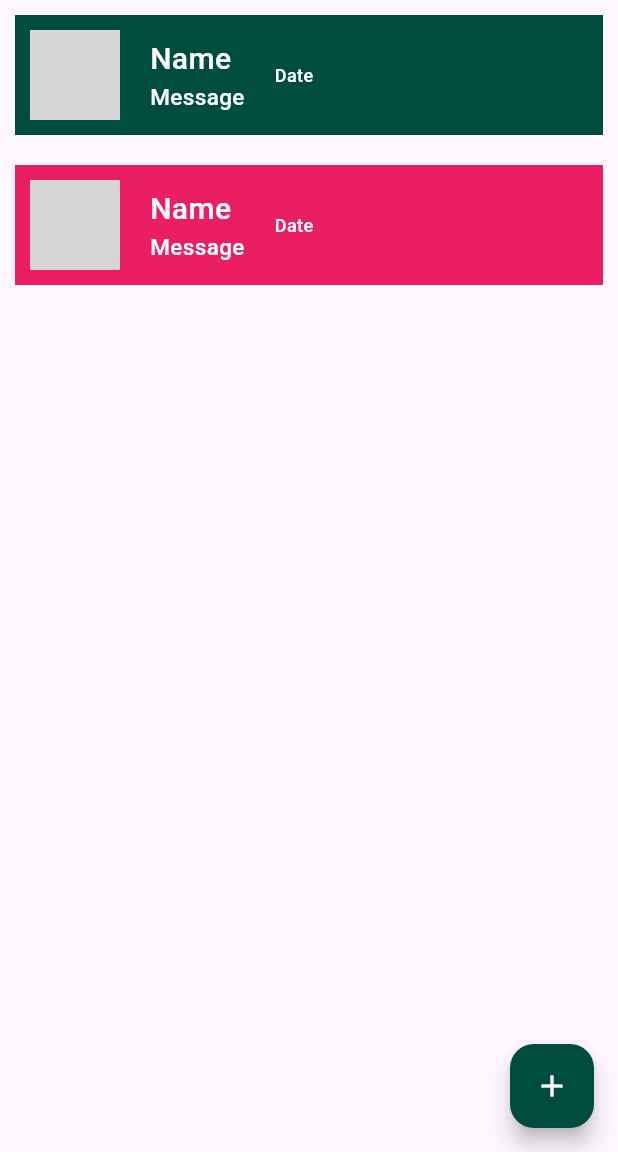
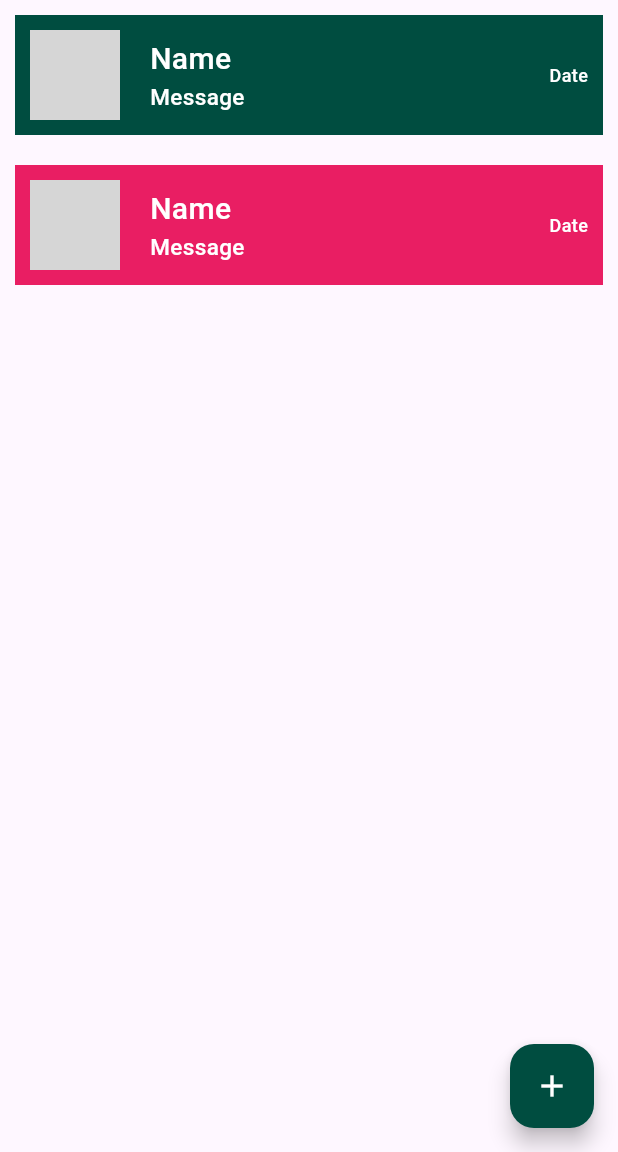
Before and after one commit to Lovejeetsingh2003/whatsapp-screen, a Flutter app: the screen it shows after launch, on a phone screen of 412 x 824 dp, the part 84-1236 px from its top. Run offline on Flutter 3.47's test engine with Material 3 defaults, Android fonts, the phone set to English and light mode, and no system bars; grey boxes are pictures that could not be loaded.

Commit message:
final commit
all issues are resolved.

```diff
--- a/lib/main.dart
+++ b/lib/main.dart
@@ -11,7 +11,7 @@ class MyApp extends StatelessWidget {
 
   @override
   Widget build(BuildContext context) {
-    debugPaintSizeEnabled = true;
+    // debugPaintSizeEnabled = true;
     return MaterialApp(
       debugShowCheckedModeBanner: false,
       title: 'Flutter Demo',
--- a/lib/whatsapp_screen.dart
+++ b/lib/whatsapp_screen.dart
@@ -13,14 +13,7 @@ class _WhatsappScreenState extends State<WhatsappScreen> {
   var c = Colors.pink;
   var d = Colors.teal.shade900;
   var bg = Colors.white;
-
-  // void message(int a) {
-  //   if (a % 2 == 0) {
-  //     bg = c;
-  //   } else {
-  //     bg = d;
-  //   }
-  // }
+  var present_index = 0;
 
   @override
   Widget build(BuildContext context) {
@@ -42,22 +35,21 @@ class _WhatsappScreenState extends State<WhatsappScreen> {
         shrinkWrap: true,
         itemCount: a,
         itemBuilder: (context, index) {
+          present_index = index;
           return Container(
             color: index % 2 == 0 ? d : c,
-            width: MediaQuery.of(context).size.width / 2,
             margin: const EdgeInsets.all(10),
             padding: const EdgeInsets.all(10),
             child: Row(
-              mainAxisSize: MainAxisSize.min,
               children: [
                 const CircleAvatar(
                   radius: 30,
                   backgroundImage: AssetImage("assets/images/image.jpeg"),
                 ),
-                Container(
+                Expanded(
+                  child: Container(
                     margin: const EdgeInsets.fromLTRB(20, 0, 20, 0),
                     child: const Column(
-                    mainAxisSize: MainAxisSize.min,
                       crossAxisAlignment: CrossAxisAlignment.start,
                       children: [
                         Text(
@@ -79,6 +71,7 @@ class _WhatsappScreenState extends State<WhatsappScreen> {
                       ],
                     ),
                   ),
+                ),
                 const Text(
                   "Date",
                   style: TextStyle(
@@ -96,16 +89,8 @@ class _WhatsappScreenState extends State<WhatsappScreen> {
         backgroundColor: Colors.teal.shade900,
         onPressed: () {
           a++;
-
-          // message(a);
           setState(
-            () {
-              //   if (a % 2 == 0) {
-              //     bg = c;
-              //   } else {
-              //     bg = d;
-              //   }
-            },
+            () {},
           );
         },
         child: const Icon(
```
Lines whose indentation alone changed are shown as unchanged.
